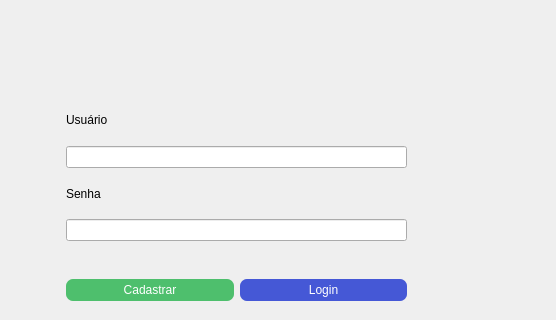
Old version of the form pages.ui/Login.ui in the repository Samuel-OR/Snake_Mouth; both pictures show x 84 to 640 and y 0 to 320 of the 640 by 480 pixel window.
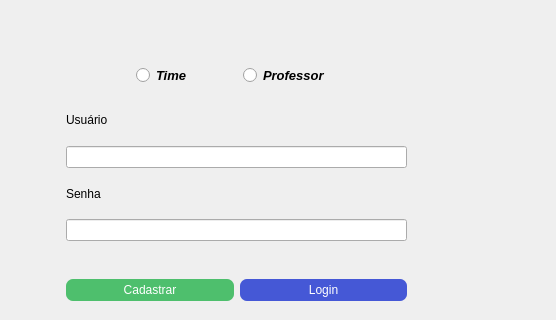
New version of the form.

Commit message: Atualização Tela

Patch:
```diff
--- a/pages.ui/Login.ui
+++ b/pages.ui/Login.ui
@@ -106,6 +106,48 @@
      <string>&lt;html&gt;&lt;head/&gt;&lt;body&gt;&lt;p align=&quot;center&quot;&gt;Todos os direitos reservados.&lt;/p&gt;&lt;p align=&quot;center&quot;&gt;Git @Samuel-OR @thalianegomes &lt;/p&gt;&lt;/body&gt;&lt;/html&gt;</string>
     </property>
    </widget>
+   <widget class="QWidget" name="horizontalLayoutWidget_2">
+    <property name="geometry">
+     <rect>
+      <x>220</x>
+      <y>60</y>
+      <width>208</width>
+      <height>31</height>
+     </rect>
+    </property>
+    <layout class="QHBoxLayout" name="horizontalLayout_2">
+     <item>
+      <widget class="QRadioButton" name="radioButton">
+       <property name="font">
+        <font>
+         <pointsize>10</pointsize>
+         <weight>75</weight>
+         <italic>true</italic>
+         <bold>true</bold>
+        </font>
+       </property>
+       <property name="text">
+        <string>Time</string>
+       </property>
+      </widget>
+     </item>
+     <item>
+      <widget class="QRadioButton" name="radioButton_2">
+       <property name="font">
+        <font>
+         <pointsize>10</pointsize>
+         <weight>75</weight>
+         <italic>true</italic>
+         <bold>true</bold>
+        </font>
+       </property>
+       <property name="text">
+        <string>Professor</string>
+       </property>
+      </widget>
+     </item>
+    </layout>
+   </widget>
   </widget>
   <widget class="QMenuBar" name="menubar">
    <property name="geometry">
```
The commit also changes 3 other files.
